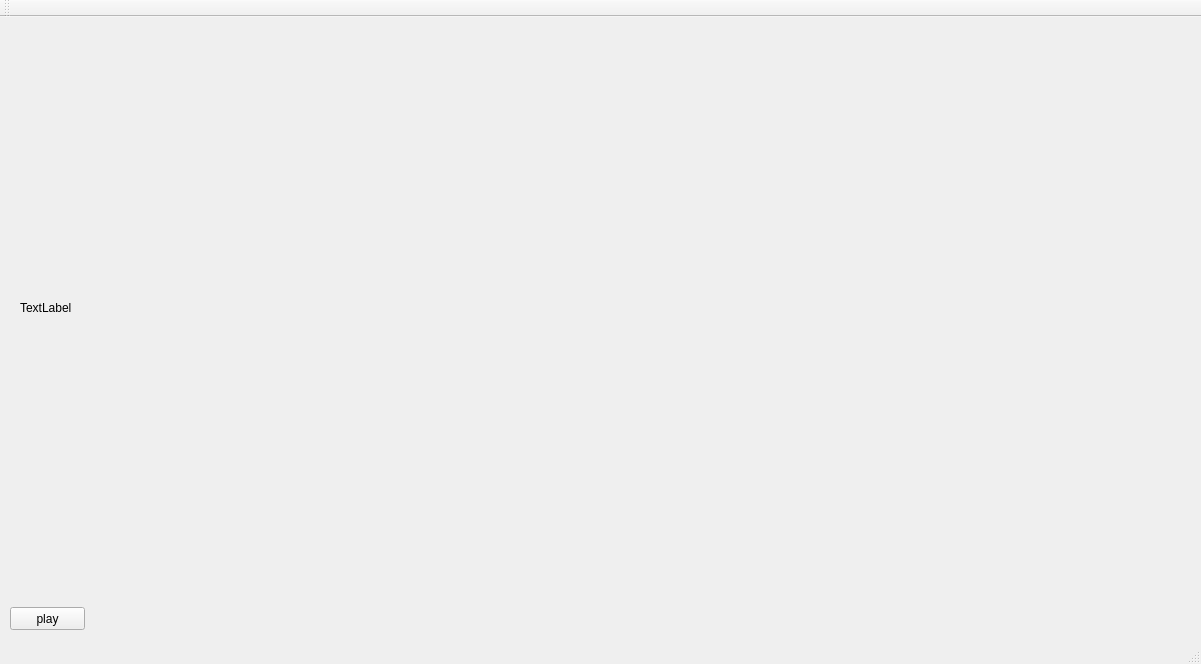
Above: src/zzplayer/mainwindow.ui from zhangs-org/ZZMediaPlayer before the change. Below: the same form after it.
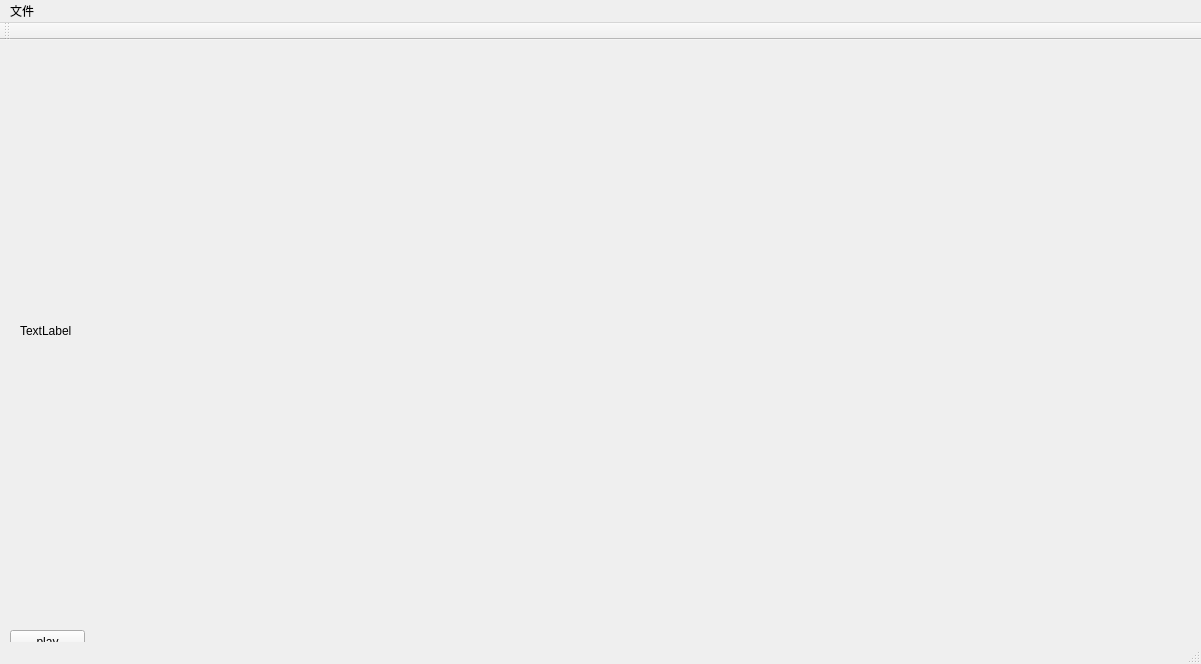
That is the form after the change.

What changed in the file:
```diff
--- a/src/zzplayer/mainwindow.ui
+++ b/src/zzplayer/mainwindow.ui
@@ -50,6 +50,13 @@
      <height>21</height>
     </rect>
    </property>
+   <widget class="QMenu" name="menu">
+    <property name="title">
+     <string>文件</string>
+    </property>
+    <addaction name="actionOpen"/>
+   </widget>
+   <addaction name="menu"/>
   </widget>
   <widget class="QToolBar" name="mainToolBar">
    <attribute name="toolBarArea">
```
Left out of the diff: 5 changed lines with no effect on the pictures.
